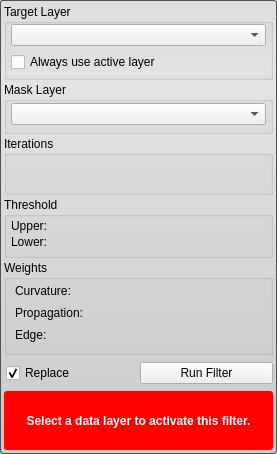
SCIInstitute/Seg3D, file src/Interface/ToolInterface/ThresholdSegmentationLSFilterInterface.ui: the form before one commit.
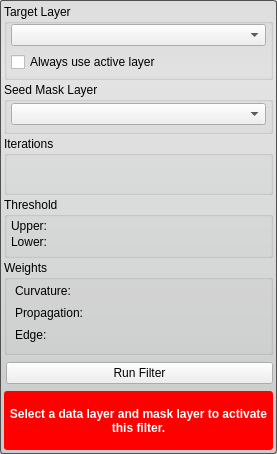
The form after the commit. Custom widgets are drawn as their Qt base class.

Commit message: first version of the segmentation level set filter

Diff of the .ui file:
```diff
--- a/src/Interface/ToolInterface/ThresholdSegmentationLSFilterInterface.ui
+++ b/src/Interface/ToolInterface/ThresholdSegmentationLSFilterInterface.ui
@@ -113,7 +113,7 @@
       </size>
      </property>
      <property name="title">
-      <string>Mask Layer</string>
+      <string>Seed Mask Layer</string>
      </property>
      <layout class="QHBoxLayout" name="horizontalLayout_3">
       <property name="spacing">
@@ -379,7 +379,7 @@
        <height>32</height>
       </size>
      </property>
-     <layout class="QHBoxLayout" name="horizontalLayout" stretch="1,1">
+     <layout class="QHBoxLayout" name="horizontalLayout" stretch="1">
       <property name="spacing">
        <number>0</number>
       </property>
@@ -395,16 +395,6 @@
       <property name="bottomMargin">
        <number>0</number>
       </property>
-      <item>
-       <widget class="QCheckBox" name="replaceCheckBox">
-        <property name="text">
-         <string>Replace</string>
-        </property>
-        <property name="checked">
-         <bool>true</bool>
-        </property>
-       </widget>
-      </item>
       <item>
        <widget class="QPushButton" name="runFilterButton">
         <property name="text">
@@ -444,7 +434,7 @@
       <item>
        <widget class="QLabel" name="message_">
         <property name="text">
-         <string>Select a data layer to activate this filter.</string>
+         <string>Select a data layer and mask layer to activate this filter.</string>
         </property>
         <property name="alignment">
          <set>Qt::AlignCenter</set>
@@ -460,6 +450,12 @@
   </layout>
  </widget>
  <customwidgets>
+  <customwidget>
+   <class>QtUtils::QtSliderDoubleCombo</class>
+   <extends>QWidget</extends>
+   <header location="global">QtUtils/Widgets/QtSliderDoubleCombo.h</header>
+   <container>1</container>
+  </customwidget>
   <customwidget>
    <class>QtUtils::QtDropableComboBox</class>
    <extends>QComboBox</extends>
@@ -468,13 +464,7 @@
   <customwidget>
    <class>QtUtils::QtSliderIntCombo</class>
    <extends>QWidget</extends>
-   <header location="global">QtUtils/Widgets/QtSliderIntCombo.h</header>
-   <container>1</container>
-  </customwidget>
-  <customwidget>
-   <class>QtUtils::QtSliderDoubleCombo</class>
-   <extends>QWidget</extends>
-   <header location="global">QtUtils/Widgets/QtSliderDoubleCombo.h</header>
+   <header location="global">QtUtils/Widgets/QtLogSliderIntCombo.h</header>
    <container>1</container>
   </customwidget>
  </customwidgets>
```
Left out of the diff: 4 changed lines with no effect on the pictures. The commit also changes 63 other files.
